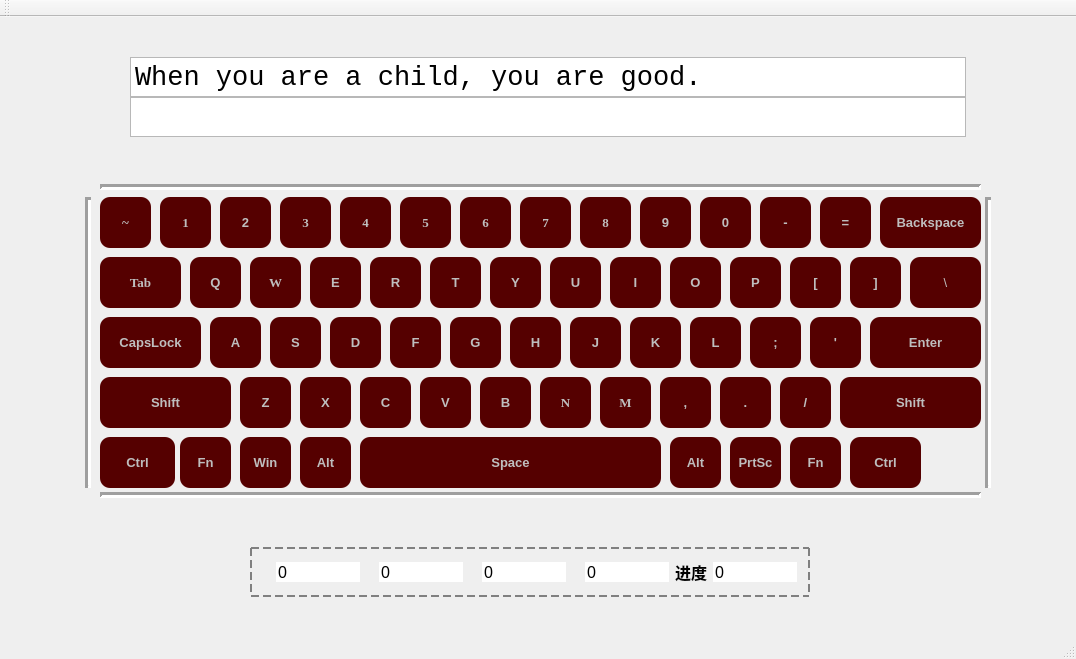
The window that keyboard.ui (BaomingRose/TypeWriting) describes before a commit, drawn with Qt 5.
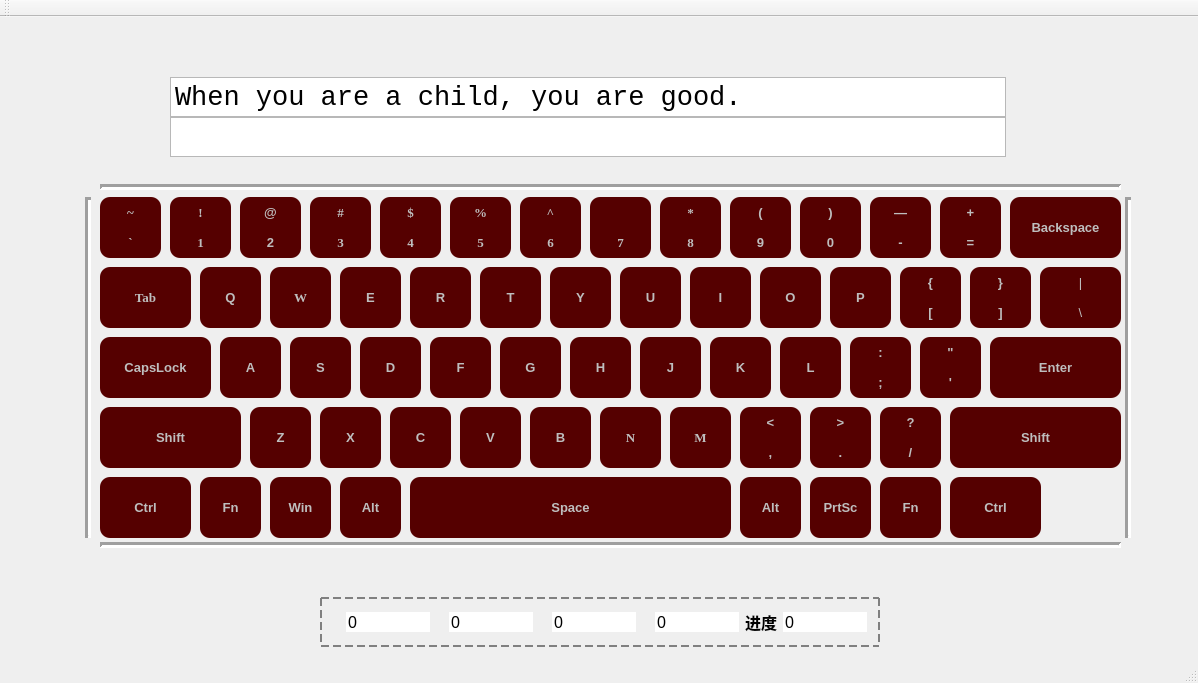
The same window after the commit. Icons and pictures are not drawn.

Commit message: 优化打字界面

What changed in the file:
```diff
--- a/keyboard.ui
+++ b/keyboard.ui
@@ -6,8 +6,8 @@
    <rect>
     <x>0</x>
     <y>0</y>
-    <width>1076</width>
-    <height>659</height>
+    <width>1198</width>
+    <height>683</height>
    </rect>
   </property>
   <property name="windowTitle">
@@ -28,8 +28,8 @@
    <widget class="QTextEdit" name="view1">
     <property name="geometry">
      <rect>
-      <x>130</x>
-      <y>80</y>
+      <x>170</x>
+      <y>100</y>
       <width>836</width>
       <height>40</height>
      </rect>
@@ -87,8 +87,8 @@
    <widget class="QTextEdit" name="view0">
     <property name="geometry">
      <rect>
-      <x>130</x>
-      <y>40</y>
+      <x>170</x>
+      <y>60</y>
       <width>836</width>
       <height>40</height>
      </rect>
@@ -137,8 +137,8 @@
    <widget class="QFrame" name="frame0">
     <property name="geometry">
      <rect>
-      <x>250</x>
-      <y>530</y>
+      <x>320</x>
+      <y>580</y>
       <width>560</width>
       <height>50</height>
      </rect>
@@ -309,9 +309,9 @@
     <property name="geometry">
      <rect>
       <x>100</x>
-      <y>240</y>
-      <width>81</width>
-      <height>51</height>
+      <y>250</y>
+      <width>91</width>
+      <height>61</height>
      </rect>
     </property>
     <property name="font">
@@ -336,9 +336,9 @@
     <property name="geometry">
      <rect>
       <x>100</x>
-      <y>300</y>
-      <width>101</width>
-      <height>51</height>
+      <y>320</y>
+      <width>111</width>
+      <height>61</height>
      </rect>
     </property>
     <property name="font">
@@ -362,9 +362,9 @@
     <property name="geometry">
      <rect>
       <x>100</x>
-      <y>360</y>
-      <width>131</width>
-      <height>51</height>
+      <y>390</y>
+      <width>141</width>
+      <height>61</height>
      </rect>
     </property>
     <property name="font">
@@ -387,10 +387,10 @@
     </property>
     <property name="geometry">
      <rect>
-      <x>360</x>
-      <y>420</y>
-      <width>301</width>
-      <height>51</height>
+      <x>410</x>
+      <y>460</y>
+      <width>321</width>
+      <height>61</height>
      </rect>
     </property>
     <property name="font">
@@ -413,10 +413,10 @@
     </property>
     <property name="geometry">
      <rect>
-      <x>840</x>
-      <y>360</y>
-      <width>141</width>
-      <height>51</height>
+      <x>950</x>
+      <y>390</y>
+      <width>171</width>
+      <height>61</height>
      </rect>
     </property>
     <property name="font">
@@ -439,10 +439,10 @@
     </property>
     <property name="geometry">
      <rect>
-      <x>870</x>
-      <y>300</y>
-      <width>111</width>
-      <height>51</height>
+      <x>990</x>
+      <y>320</y>
+      <width>131</width>
+      <height>61</height>
      </rect>
     </property>
     <property name="font">
@@ -465,10 +465,10 @@
     </property>
     <property name="geometry">
      <rect>
-      <x>910</x>
-      <y>240</y>
-      <width>71</width>
-      <height>51</height>
+      <x>1040</x>
+      <y>250</y>
+      <width>81</width>
+      <height>61</height>
      </rect>
     </property>
     <property name="font">
@@ -482,7 +482,9 @@
      <string notr="true"/>
     </property>
     <property name="text">
-     <string>\</string>
+     <string>|
+
+\</string>
     </property>
    </widget>
    <widget class="QPushButton" name="pushButton_Back">
@@ -491,10 +493,10 @@
     </property>
     <property name="geometry">
      <rect>
-      <x>880</x>
+      <x>1010</x>
       <y>180</y>
-      <width>101</width>
-      <height>51</height>
+      <width>111</width>
+      <height>61</height>
      </rect>
     </property>
     <property name="font">
@@ -516,7 +518,7 @@
      <rect>
       <x>100</x>
       <y>160</y>
-      <width>881</width>
+      <width>1021</width>
       <height>20</height>
      </rect>
     </property>
@@ -530,10 +532,10 @@
    <widget class="Line" name="line_2">
     <property name="geometry">
      <rect>
-      <x>980</x>
+      <x>1120</x>
       <y>180</y>
       <width>16</width>
-      <height>291</height>
+      <height>341</height>
      </rect>
     </property>
     <property name="lineWidth">
@@ -549,7 +551,7 @@
       <x>80</x>
       <y>180</y>
       <width>16</width>
-      <height>291</height>
+      <height>341</height>
      </rect>
     </property>
     <property name="lineWidth">
@@ -563,8 +565,8 @@
     <property name="geometry">
      <rect>
       <x>100</x>
-      <y>470</y>
-      <width>881</width>
+      <y>520</y>
+      <width>1021</width>
       <height>16</height>
      </rect>
     </property>
@@ -583,8 +585,8 @@
      <rect>
       <x>100</x>
       <y>180</y>
-      <width>51</width>
-      <height>51</height>
+      <width>61</width>
+      <height>61</height>
      </rect>
     </property>
     <property name="font">
@@ -599,7 +601,9 @@
      <string notr="true"/>
     </property>
     <property name="text">
-     <string>~</string>
+     <string>~
+
+`</string>
     </property>
    </widget>
    <widget class="QPushButton" name="pushButton_1">
@@ -608,10 +612,10 @@
     </property>
     <property name="geometry">
      <rect>
-      <x>160</x>
+      <x>170</x>
       <y>180</y>
-      <width>51</width>
-      <height>51</height>
+      <width>61</width>
+      <height>61</height>
      </rect>
     </property>
     <property name="font">
@@ -626,7 +630,9 @@
      <string notr="true"/>
     </property>
     <property name="text">
-     <string>1</string>
+     <string>!
+
+1</string>
     </property>
    </widget>
    <widget class="QPushButton" name="pushButton_2">
@@ -635,10 +641,10 @@
     </property>
     <property name="geometry">
      <rect>
-      <x>220</x>
+      <x>240</x>
       <y>180</y>
-      <width>51</width>
-      <height>51</height>
+      <width>61</width>
+      <height>61</height>
      </rect>
     </property>
     <property name="font">
@@ -652,7 +658,9 @@
      <string notr="true"/>
     </property>
     <property name="text">
-     <string>2</string>
+     <string>@
+
+2</string>
     </property>
    </widget>
    <widget class="QPushButton" name="pushButton_3">
@@ -661,10 +669,10 @@
     </property>
     <property name="geometry">
      <rect>
-      <x>280</x>
+      <x>310</x>
       <y>180</y>
-      <width>51</width>
-      <height>51</height>
+      <width>61</width>
+      <height>61</height>
      </rect>
     </property>
     <property name="font">
@@ -679,7 +687,9 @@
      <string notr="true"/>
     </property>
     <property name="text">
-     <string>3</string>
+     <string>#
+
+3</string>
     </property>
    </widget>
    <widget class="QPushButton" name="pushButton_4">
@@ -688,10 +698,10 @@
     </property>
     <property name="geometry">
      <rect>
-      <x>340</x>
+      <x>380</x>
       <y>180</y>
-      <width>51</width>
-      <height>51</height>
+      <width>61</width>
+      <height>61</height>
      </rect>
     </property>
     <property name="font">
@@ -706,7 +716,9 @@
      <string notr="true"/>
     </property>
     <property name="text">
-     <string>4</string>
+     <string>$
+
+4</string>
     </property>
    </widget>
    <widget class="QPushButton" name="pushButton_5">
@@ -715,10 +727,10 @@
     </property>
     <property name="geometry">
      <rect>
-      <x>400</x>
+      <x>450</x>
       <y>180</y>
-      <width>51</width>
-      <height>51</height>
+      <width>61</width>
+      <height>61</height>
      </rect>
     </property>
     <property name="font">
@@ -733,7 +745,9 @@
      <string notr="true"/>
     </property>
     <property name="text">
-     <string>5</string>
+     <string>%
+
+5</string>
     </property>
    </widget>
    <widget class="QPushButton" name="pushButton_6">
@@ -742,37 +756,10 @@
     </property>
     <property name="geometry">
      <rect>
-      <x>460</x>
-      <y>180</y>
-      <width>51</width>
-      <height>51</height>
-     </rect>
-    </property>
-    <property name="font">
-     <font>
-      <family>Times New Roman</family>
-      <pointsize>10</pointsize>
-      <weight>75</weight>
-      <bold>true</bold>
-     </font>
-    </property>
-    <property name="styleSheet">
-     <string notr="true"/>
-    </property>
-    <property name="text">
-     <string>6</string>
-    </property>
-   </widget>
-   <widget class="QPushButton" name="pushButton_7">
-    <property name="enabled">
-     <bool>false</bool>
-    </property>
-    <property name="geometry">
-     <rect>
       <x>520</x>
       <y>180</y>
-      <width>51</width>
-      <height>51</height>
+      <width>61</width>
+      <height>61</height>
      </rect>
     </property>
     <property name="font">
@@ -787,7 +774,38 @@
      <string notr="true"/>
     </property>
     <property name="text">
-     <string>7</string>
+     <string>^
+
+6</string>
+    </property>
+   </widget>
+   <widget class="QPushButton" name="pushButton_7">
+    <property name="enabled">
+     <bool>false</bool>
+    </property>
+    <property name="geometry">
+     <rect>
+      <x>590</x>
+      <y>180</y>
+      <width>61</width>
+      <height>61</height>
+     </rect>
+    </property>
+    <property name="font">
+     <font>
+      <family>Times New Roman</family>
+      <pointsize>10</pointsize>
+      <weight>75</weight>
+      <bold>true</bold>
+     </font>
+    </property>
+    <property name="styleSheet">
+     <string notr="true"/>
+    </property>
+    <property name="text">
+     <string>&amp;
+
+7</string>
     </property>
    </widget>
    <widget class="QPushButton" name="pushButton_8">
@@ -796,10 +814,10 @@
     </property>
     <property name="geometry">
      <rect>
-      <x>580</x>
+      <x>660</x>
       <y>180</y>
-      <width>51</width>
-      <height>51</height>
+      <width>61</width>
+      <height>61</height>
      </rect>
     </property>
     <property name="font">
@@ -814,7 +832,9 @@
      <string notr="true"/>
     </property>
     <property name="text">
-     <string>8</string>
+     <string>*
+
+8</string>
     </property>
    </widget>
    <widget class="QPushButton" name="pushButton_9">
@@ -823,10 +843,10 @@
     </property>
     <property name="geometry">
      <rect>
-      <x>640</x>
+      <x>730</x>
       <y>180</y>
-      <width>51</width>
-      <height>51</height>
+      <width>61</width>
+      <height>61</height>
      </rect>
     </property>
     <property name="font">
@@ -840,7 +860,9 @@
      <string notr="true"/>
     </property>
     <property name="text">
-     <string>9</string>
+     <string>(
+
+9</string>
     </property>
    </widget>
    <widget class="QPushButton" name="pushButton_0">
@@ -849,10 +871,10 @@
     </property>
     <property name="geometry">
      <rect>
-      <x>700</x>
+      <x>800</x>
       <y>180</y>
-      <width>51</width>
-      <height>51</height>
+      <width>61</width>
+      <height>61</height>
      </rect>
     </property>
     <property name="font">
@@ -866,7 +888,9 @@
      <string notr="true"/>
     </property>
     <property name="text">
-     <string>0</string>
+     <string>)
+
+0</string>
     </property>
    </widget>
    <widget class="QPushButton" name="pushButton_sub">
@@ -875,10 +899,10 @@
     </property>
     <property name="geometry">
      <rect>
-      <x>760</x>
+      <x>870</x>
       <y>180</y>
-      <width>51</width>
-      <height>51</height>
+      <width>61</width>
+      <height>61</height>
      </rect>
     </property>
     <property name="font">
@@ -892,7 +916,9 @@
      <string notr="true"/>
     </property>
     <property name="text">
-     <string>-</string>
+     <string>—
+
+-</string>
     </property>
    </widget>
    <widget class="QPushButton" name="pushButton_equal">
@@ -901,10 +927,10 @@
     </property>
     <property name="geometry">
      <rect>
-      <x>820</x>
+      <x>940</x>
       <y>180</y>
-      <width>51</width>
-      <height>51</height>
+      <width>61</width>
+      <height>61</height>
      </rect>
     </property>
     <property name="font">
@@ -918,7 +944,9 @@
      <string notr="true"/>
     </property>
     <property name="text">
-     <string>=</string>
+     <string>+
+
+=</string>
     </property>
    </widget>
    <widget class="QPushButton" name="pushButton_Q">
@@ -927,10 +955,10 @@
     </property>
     <property name="geometry">
      <rect>
-      <x>190</x>
-      <y>240</y>
-      <width>51</width>
-      <height>51</height>
+      <x>200</x>
+      <y>250</y>
+      <width>61</width>
+      <height>61</height>
      </rect>
     </property>
     <property name="font">
@@ -953,10 +981,10 @@
     </property>
     <property name="geometry">
      <rect>
-      <x>250</x>
-      <y>240</y>
-      <width>51</width>
-      <height>51</height>
+      <x>270</x>
+      <y>250</y>
+      <width>61</width>
+      <height>61</height>
      </rect>
     </property>
     <property name="font">
@@ -980,10 +1008,10 @@
     </property>
     <property name="geometry">
      <rect>
-      <x>310</x>
-      <y>240</y>
-      <width>51</width>
-      <height>51</height>
+      <x>340</x>
+      <y>250</y>
+      <width>61</width>
+      <height>61</height>
      </rect>
     </property>
     <property name="font">
@@ -1006,10 +1034,10 @@
     </property>
     <property name="geometry">
      <rect>
-      <x>370</x>
-      <y>240</y>
-      <width>51</width>
-      <height>51</height>
+      <x>410</x>
+      <y>250</y>
+      <width>61</width>
+      <height>61</height>
      </rect>
     </property>
     <property name="font">
@@ -1032,10 +1060,10 @@
     </property>
     <property name="geometry">
      <rect>
-      <x>430</x>
-      <y>240</y>
-      <width>51</width>
-      <height>51</height>
+      <x>480</x>
+      <y>250</y>
+      <width>61</width>
+      <height>61</height>
      </rect>
     </property>
     <property name="font">
@@ -1058,10 +1086,10 @@
     </property>
     <property name="geometry">
      <rect>
-      <x>490</x>
-      <y>240</y>
-      <width>51</width>
-      <height>51</height>
+      <x>550</x>
+      <y>250</y>
+      <width>61</width>
+      <height>61</height>
      </rect>
     </property>
     <property name="font">
@@ -1084,10 +1112,10 @@
     </property>
     <property name="geometry">
      <rect>
-      <x>550</x>
-      <y>240</y>
-      <width>51</width>
-      <height>51</height>
+      <x>620</x>
+      <y>250</y>
+      <width>61</width>
+      <height>61</height>
      </rect>
     </property>
     <property name="font">
@@ -1110,10 +1138,10 @@
     </property>
     <property name="geometry">
      <rect>
-      <x>610</x>
-      <y>240</y>
-      <width>51</width>
-      <height>51</height>
+      <x>690</x>
+      <y>250</y>
+      <width>61</width>
+      <height>61</height>
      </rect>
     </property>
     <property name="font">
@@ -1136,10 +1164,10 @@
     </property>
     <property name="geometry">
      <rect>
-      <x>670</x>
-      <y>240</y>
-      <width>51</width>
-      <height>51</height>
+      <x>760</x>
+      <y>250</y>
+      <width>61</width>
+      <height>61</height>
      </rect>
     </property>
     <property name="font">
@@ -1162,10 +1190,10 @@
     </property>
     <property name="geometry">
      <rect>
-      <x>730</x>
-      <y>240</y>
-      <width>51</width>
-      <height>51</height>
+      <x>830</x>
+      <y>250</y>
+      <width>61</width>
+      <height>61</height>
      </rect>
     </property>
     <property name="font">
@@ -1188,10 +1216,10 @@
     </property>
     <property name="geometry">
      <rect>
-      <x>790</x>
-      <y>240</y>
-      <width>51</width>
-      <height>51</height>
+      <x>900</x>
+      <y>250</y>
+      <width>61</width>
+      <height>61</height>
      </rect>
     </property>
     <property name="font">
@@ -1205,7 +1233,9 @@
      <string notr="true"/>
     </property>
     <property name="text">
-     <string>[</string>
+     <string>{
+
+[</string>
     </property>
    </widget>
    <widget class="QPushButton" name="pushButton_right">
@@ -1214,10 +1244,10 @@
     </property>
     <property name="geometry">
      <rect>
-      <x>850</x>
-      <y>240</y>
-      <width>51</width>
-      <height>51</height>
+      <x>970</x>
+      <y>250</y>
+      <width>61</width>
+      <height>61</height>
      </rect>
     </property>
     <property name="font">
@@ -1231,7 +1261,9 @@
      <string notr="true"/>
     </property>
     <property name="text">
-     <string>]</string>
+     <string>}
+
+]</string>
     </property>
    </widget>
    <widget class="QPushButton" name="pushButton_A">
@@ -1240,10 +1272,10 @@
     </property>
     <property name="geometry">
      <rect>
-      <x>210</x>
-      <y>300</y>
-      <width>51</width>
-      <height>51</height>
+      <x>220</x>
+      <y>320</y>
+      <width>61</width>
+      <height>61</height>
      </rect>
     </property>
     <property name="font">
@@ -1266,10 +1298,10 @@
     </property>
     <property name="geometry">
      <rect>
-      <x>270</x>
-      <y>300</y>
-      <width>51</width>
-      <height>51</height>
+      <x>290</x>
+      <y>320</y>
+      <width>61</width>
+      <height>61</height>
      </rect>
     </property>
     <property name="font">
@@ -1292,10 +1324,10 @@
     </property>
     <property name="geometry">
      <rect>
-      <x>330</x>
-      <y>300</y>
-      <width>51</width>
-      <height>51</height>
+      <x>360</x>
+      <y>320</y>
+      <width>61</width>
+      <height>61</height>
      </rect>
     </property>
     <property name="font">
@@ -1318,10 +1350,10 @@
     </property>
     <property name="geometry">
      <rect>
-      <x>390</x>
-      <y>300</y>
-      <width>51</width>
-      <height>51</height>
+      <x>430</x>
+      <y>320</y>
+      <width>61</width>
+      <height>61</height>
      </rect>
     </property>
     <property name="font">
@@ -1344,10 +1376,10 @@
     </property>
     <property name="geometry">
      <rect>
-      <x>450</x>
-      <y>300</y>
-      <width>51</width>
-      <height>51</height>
+      <x>500</x>
+      <y>320</y>
+      <width>61</width>
+      <height>61</height>
      </rect>
     </property>
     <property name="font">
@@ -1370,10 +1402,10 @@
     </property>
     <property name="geometry">
      <rect>
-      <x>510</x>
-      <y>300</y>
-      <width>51</width>
-      <height>51</height>
+      <x>570</x>
+      <y>320</y>
+      <width>61</width>
+      <height>61</height>
      </rect>
     </property>
     <property name="font">
@@ -1396,10 +1428,10 @@
     </property>
     <property name="geometry">
      <rect>
-      <x>570</x>
-      <y>300</y>
-      <width>51</width>
-      <height>51</height>
+      <x>640</x>
+      <y>320</y>
+      <width>61</width>
+      <height>61</height>
      </rect>
     </property>
     <property name="font">
@@ -1422,10 +1454,10 @@
     </property>
     <property name="geometry">
      <rect>
-      <x>630</x>
-      <y>300</y>
-      <width>51</width>
-      <height>51</height>
+      <x>710</x>
+      <y>320</y>
+      <width>61</width>
+      <height>61</height>
      </rect>
     </property>
     <property name="font">
@@ -1448,10 +1480,10 @@
     </property>
     <property name="geometry">
      <rect>
-      <x>690</x>
-      <y>300</y>
-      <width>51</width>
-      <height>51</height>
+      <x>780</x>
+      <y>320</y>
+      <width>61</width>
+      <height>61</height>
      </rect>
     </property>
     <property name="font">
@@ -1474,10 +1506,10 @@
     </property>
     <property name="geometry">
      <rect>
-      <x>750</x>
-      <y>300</y>
-      <width>51</width>
-      <height>51</height>
+      <x>850</x>
+      <y>320</y>
+      <width>61</width>
+      <height>61</height>
      </rect>
     </property>
     <property name="font">
@@ -1491,7 +1523,9 @@
      <string notr="true"/>
     </property>
     <property name="text">
-     <string>;</string>
+     <string>:
+
+;</string>
     </property>
    </widget>
    <widget class="QPushButton" name="pushButton_quo">
@@ -1500,10 +1534,10 @@
     </property>
     <property name="geometry">
      <rect>
-      <x>810</x>
-      <y>300</y>
-      <width>51</width>
-      <height>51</height>
+      <x>920</x>
+      <y>320</y>
+      <width>61</width>
+      <height>61</height>
      </rect>
     </property>
     <property name="font">
@@ -1517,7 +1551,9 @@
      <string notr="true"/>
     </property>
     <property name="text">
-     <string>'</string>
+     <string>&quot;
+
+'</string>
     </property>
    </widget>
    <widget class="QPushButton" name="pushButton_Z">
@@ -1526,10 +1562,10 @@
     </property>
     <property name="geometry">
      <rect>
-      <x>240</x>
-      <y>360</y>
-      <width>51</width>
-      <height>51</height>
+      <x>250</x>
+      <y>390</y>
+      <width>61</width>
+      <height>61</height>
      </rect>
     </property>
     <property name="font">
@@ -1552,10 +1588,10 @@
     </property>
     <property name="geometry">
      <rect>
-      <x>300</x>
-      <y>360</y>
-      <width>51</width>
-      <height>51</height>
+      <x>320</x>
+      <y>390</y>
+      <width>61</width>
+      <height>61</height>
      </rect>
     </property>
     <property name="font">
@@ -1578,10 +1614,10 @@
     </property>
     <property name="geometry">
      <rect>
-      <x>360</x>
-      <y>360</y>
-      <width>51</width>
-      <height>51</height>
+      <x>390</x>
+      <y>390</y>
+      <width>61</width>
+      <height>61</height>
      </rect>
     </property>
     <property name="font">
@@ -1604,10 +1640,10 @@
     </property>
     <property name="geometry">
      <rect>
-      <x>420</x>
-      <y>360</y>
-      <width>51</width>
-      <height>51</height>
+      <x>460</x>
+      <y>390</y>
+      <width>61</width>
+      <height>61</height>
      </rect>
     </property>
     <property name="font">
@@ -1630,10 +1666,10 @@
     </property>
     <property name="geometry">
      <rect>
-      <x>480</x>
-      <y>360</y>
-      <width>51</width>
-      <height>51</height>
+      <x>530</x>
+      <y>390</y>
+      <width>61</width>
+      <height>61</height>
      </rect>
     </property>
     <property name="font">
@@ -1656,10 +1692,10 @@
     </property>
     <property name="geometry">
      <rect>
-      <x>540</x>
-      <y>360</y>
-      <width>51</width>
-      <height>51</height>
+      <x>600</x>
+      <y>390</y>
+      <width>61</width>
+      <height>61</height>
      </rect>
     </property>
     <property name="font">
@@ -1683,10 +1719,10 @@
     </property>
     <property name="geometry">
      <rect>
-      <x>600</x>
-      <y>360</y>
-      <width>51</width>
-      <height>51</height>
+      <x>670</x>
+      <y>390</y>
+      <width>61</width>
+      <height>61</height>
      </rect>
     </property>
     <property name="font">
@@ -1710,10 +1746,10 @@
     </property>
     <property name="geometry">
      <rect>
-      <x>660</x>
-      <y>360</y>
-      <width>51</width>
-      <height>51</height>
+      <x>740</x>
+      <y>390</y>
+      <width>61</width>
+      <height>61</height>
      </rect>
     </property>
     <property name="font">
@@ -1727,7 +1763,9 @@
      <string notr="true"/>
     </property>
     <property name="text">
-     <string>,</string>
+     <string>&lt;
+
+,</string>
     </property>
    </widget>
    <widget class="QPushButton" name="pushButton_full">
@@ -1736,10 +1774,10 @@
     </property>
     <property name="geometry">
      <rect>
-      <x>720</x>
-      <y>360</y>
-      <width>51</width>
-      <height>51</height>
+      <x>810</x>
+      <y>390</y>
+      <width>61</width>
+      <height>61</height>
      </rect>
     </property>
     <property name="font">
@@ -1753,7 +1791,9 @@
      <string notr="true"/>
     </property>
     <property name="text">
-     <string>.</string>
+     <string>&gt;
+
+.</string>
     </property>
    </widget>
    <widget class="QPushButton" name="pushButton_div">
@@ -1762,10 +1802,10 @@
     </property>
     <property name="geometry">
      <rect>
-      <x>780</x>
-      <y>360</y>
-      <width>51</width>
-      <height>51</height>
+      <x>880</x>
+      <y>390</y>
+      <width>61</width>
+      <height>61</height>
      </rect>
     </property>
     <property name="font">
@@ -1779,7 +1819,9 @@
      <string notr="true"/>
     </property>
     <property name="text">
-     <string>/</string>
+     <string>?
+
+/</string>
     </property>
    </widget>
    <widget class="QPushButton" name="pushButton_Ctrl_l">
@@ -1789,9 +1831,9 @@
     <property name="geometry">
      <rect>
       <x>100</x>
-      <y>420</y>
-      <width>75</width>
-      <height>51</height>
+      <y>460</y>
+      <width>91</width>
+      <height>61</height>
      </rect>
     </property>
     <property name="font">
@@ -1814,10 +1856,10 @@
     </property>
     <property name="geometry">
      <rect>
-      <x>180</x>
-      <y>420</y>
-      <width>51</width>
-      <height>51</height>
+      <x>200</x>
+      <y>460</y>
+      <width>61</width>
+      <height>61</height>
      </rect>
     </property>
     <property name="font">
@@ -1840,10 +1882,10 @@
     </property>
     <property name="geometry">
      <rect>
-      <x>240</x>
-      <y>420</y>
-      <width>51</width>
-      <height>51</height>
+      <x>270</x>
+      <y>460</y>
+      <width>61</width>
+      <height>61</height>
      </rect>
     </property>
     <property name="font">
@@ -1866,10 +1908,10 @@
     </property>
     <property name="geometry">
      <rect>
-      <x>300</x>
-      <y>420</y>
-      <width>51</width>
-      <height>51</height>
+      <x>340</x>
+      <y>460</y>
+      <width>61</width>
+      <height>61</height>
      </rect>
     </property>
     <property name="font">
@@ -1892,10 +1934,10 @@
     </property>
     <property name="geometry">
      <rect>
-      <x>670</x>
-      <y>420</y>
-      <width>51</width>
-      <height>51</height>
+      <x>740</x>
+      <y>460</y>
+      <width>61</width>
+      <height>61</height>
      </rect>
     </property>
     <property name="font">
@@ -1918,10 +1960,10 @@
     </property>
     <property name="geometry">
      <rect>
-      <x>730</x>
-      <y>420</y>
-      <width>51</width>
-      <height>51</height>
+      <x>810</x>
+      <y>460</y>
+      <width>61</width>
+      <height>61</height>
      </rect>
     </property>
     <property name="font">
@@ -1944,10 +1986,10 @@
     </property>
     <property name="geometry">
      <rect>
-      <x>790</x>
-      <y>420</y>
-      <width>51</width>
-      <height>51</height>
+      <x>880</x>
+      <y>460</y>
+      <width>61</width>
+      <height>61</height>
      </rect>
     </property>
     <property name="font">
@@ -1970,10 +2012,10 @@
     </property>
     <property name="geometry">
      <rect>
-      <x>850</x>
-      <y>420</y>
-      <width>71</width>
-      <height>51</height>
+      <x>950</x>
+      <y>460</y>
+      <width>91</width>
+      <height>61</height>
      </rect>
     </property>
     <property name="font">
```
Left out of the diff: 2 changed lines with no effect on the pictures. The commit also changes 3 other files.
